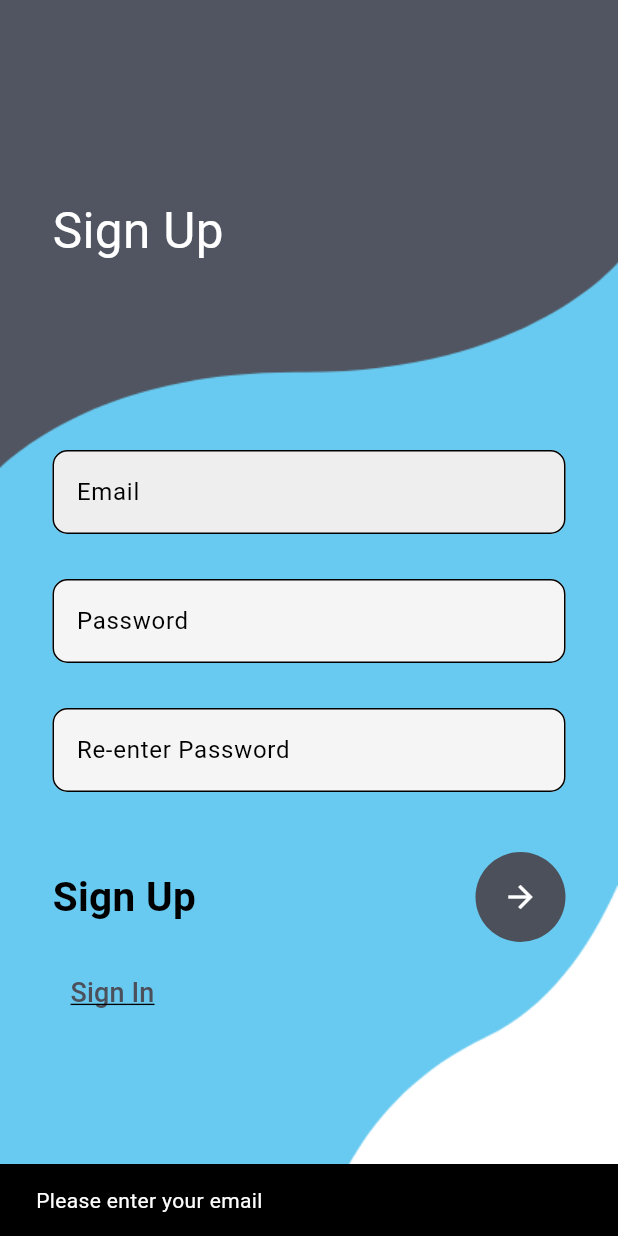
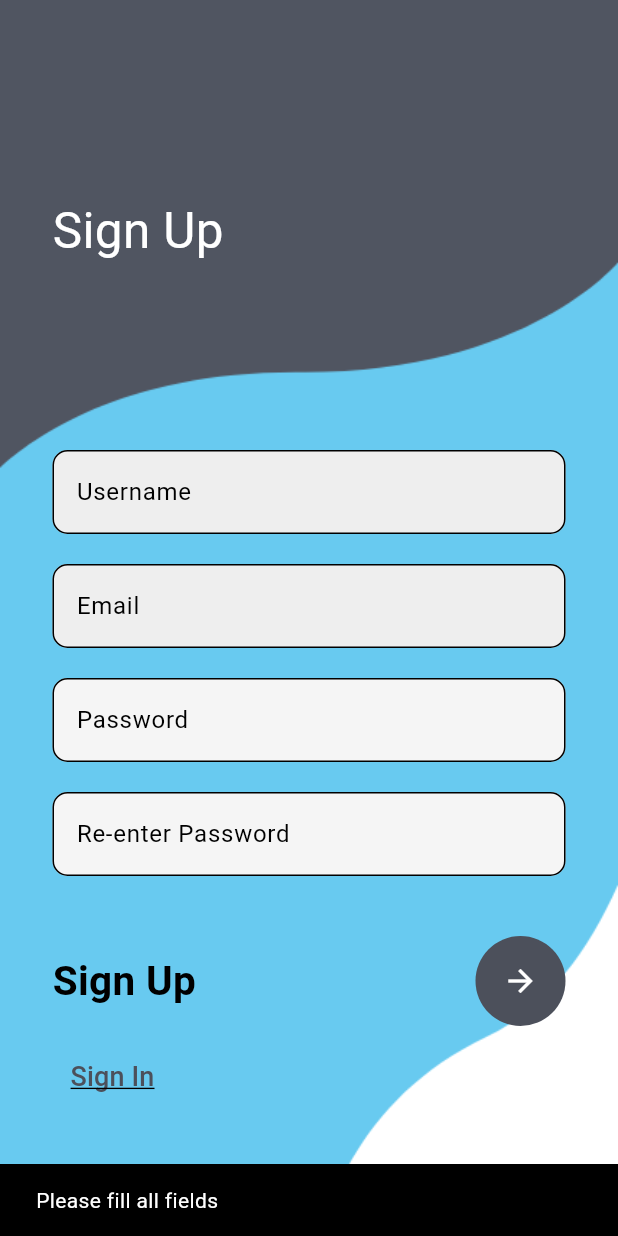
Before and after one commit to UtkristaPokharel/practice_ecommerce_app, a Flutter app: the Mysignup screen opened by its route, after a tap on the "arrow forward" icon, on a phone screen of 412 x 824 dp. Run offline on Flutter 3.47's test engine with Material 3 defaults, Android fonts, the light colour scheme and no system bars; our stand-ins replace curved_navigation_bar, image_picker.

Commit message:
added signup button

```diff
--- a/lib/signup.dart
+++ b/lib/signup.dart
@@ -1,5 +1,6 @@
+import 'package:flutter/material.dart';
 import 'package:http/http.dart' as http;
-import 'package:flutter/material.dart';
+import 'dart:convert';
 
 class Mysignup extends StatefulWidget {
   const Mysignup({super.key});
@@ -10,13 +11,83 @@ class Mysignup extends StatefulWidget {
 
 class _MysignupState extends State<Mysignup> {
   final _formKey = GlobalKey<FormState>();
-
+  final TextEditingController _usernameController = TextEditingController();
   final TextEditingController _emailcontroller = TextEditingController();
   final TextEditingController _passwordController = TextEditingController();
-  final TextEditingController _reenterPasswordController = TextEditingController();
+  final TextEditingController _reenterPasswordController =
+      TextEditingController();
+
+  bool _isLoading = false;
+
+  Future<void> _signupUser() async {
+    final username = _usernameController.text.trim();
+    final email = _emailcontroller.text.trim();
+    final password = _passwordController.text.trim();
+    final confirmPassword = _reenterPasswordController.text.trim();
+
+    if (username.isEmpty || email.isEmpty || password.isEmpty) {
+      ScaffoldMessenger.of(
+        context,
+      ).showSnackBar(const SnackBar(content: Text('Please fill all fields')));
+      return;
+    }
+
+    if (password != confirmPassword) {
+      ScaffoldMessenger.of(
+        context,
+      ).showSnackBar(const SnackBar(content: Text('Passwords do not match')));
+      return;
+    }
+
+    setState(() => _isLoading = true);
+
+    const String url =
+        'https://ecommerce.atithyahms.com/api/v2/ecommerce/customer/register';
+
+    try {
+      final response = await http.post(
+        Uri.parse(url),
+        headers: {
+          'Accept': 'application/json',
+          'Content-Type': 'application/json',
+        },
+        body: jsonEncode({
+          'username': username,
+          'email': email,
+          'password': password,
+          'device_token':
+              'eEcu_X4XMkspr7fsv6IlrL:APA91bFcUP60TtS7Nf-WMBhpxhFbXLuzYvVmo6e7Iczct6oNH3XUFrM1k0J2sr5pkQ-RGbF7Sssf7JWY5CZnEiApFnq5lvj4MajFpKZ7aqr32Jzxn1IR6W_zoJO7-vl-163q3xnEQ9QS',
+        }),
+      );
+
+      final data = jsonDecode(response.body);
+      if ((response.statusCode == 200 || response.statusCode == 203) &&
+          data['status'] == true) {
+        ScaffoldMessenger.of(context).showSnackBar(
+          SnackBar(
+            content: Text(
+              'Signup Successful! Welcome ${data["user"]["name"] ?? ""}',
+            ),
+          ),
+        );
+        Navigator.pushReplacementNamed(context, '/login');
+      } else {
+        ScaffoldMessenger.of(context).showSnackBar(
+          SnackBar(content: Text(data['message'] ?? 'Signup failed')),
+        );
+      }
+    } catch (e) {
+      ScaffoldMessenger.of(
+        context,
+      ).showSnackBar(SnackBar(content: Text('Error: $e')));
+    } finally {
+      setState(() => _isLoading = false);
+    }
+  }
 
   @override
   void dispose() {
+    _usernameController.dispose();
     _emailcontroller.dispose();
     _passwordController.dispose();
     _reenterPasswordController.dispose();
@@ -26,7 +97,7 @@ class _MysignupState extends State<Mysignup> {
   @override
   Widget build(BuildContext context) {
     return Container(
-      decoration: BoxDecoration(
+      decoration: const BoxDecoration(
         image: DecorationImage(
           image: AssetImage('assets/signup.png'),
           fit: BoxFit.cover,
@@ -37,8 +108,8 @@ class _MysignupState extends State<Mysignup> {
         body: Stack(
           children: [
             Container(
-              padding: EdgeInsets.only(left: 35, top: 130),
-              child: Text(
+              padding: const EdgeInsets.only(left: 35, top: 130),
+              child: const Text(
                 'Sign Up',
                 style: TextStyle(color: Colors.white, fontSize: 33),
               ),
@@ -47,13 +118,25 @@ class _MysignupState extends State<Mysignup> {
               child: Center(
                 child: Column(
                   children: [
-                    SizedBox(height: 300),
+                    const SizedBox(height: 300),
                     Form(
                       key: _formKey,
                       child: Container(
-                        margin: EdgeInsets.only(left: 35, right: 35),
+                        margin: const EdgeInsets.symmetric(horizontal: 35),
                         child: Column(
                           children: [
+                            TextFormField(
+                              controller: _usernameController,
+                              decoration: InputDecoration(
+                                fillColor: Colors.grey.shade200,
+                                filled: true,
+                                hintText: 'Username',
+                                border: OutlineInputBorder(
+                                  borderRadius: BorderRadius.circular(10),
+                                ),
+                              ),
+                            ),
+                            const SizedBox(height: 20),
                             TextFormField(
                               controller: _emailcontroller,
                               decoration: InputDecoration(
@@ -65,7 +148,7 @@ class _MysignupState extends State<Mysignup> {
                                 ),
                               ),
                             ),
-                            SizedBox(height: 30),
+                            const SizedBox(height: 20),
                             TextFormField(
                               controller: _passwordController,
                               obscureText: true,
@@ -78,7 +161,7 @@ class _MysignupState extends State<Mysignup> {
                                 ),
                               ),
                             ),
-                            SizedBox(height: 30),
+                            const SizedBox(height: 20),
                             TextFormField(
                               controller: _reenterPasswordController,
                               obscureText: true,
@@ -89,65 +172,44 @@ class _MysignupState extends State<Mysignup> {
                                 border: OutlineInputBorder(
                                   borderRadius: BorderRadius.circular(10),
                                 ),
-
                               ),
                             ),
-                            SizedBox(height: 40),
+                            const SizedBox(height: 40),
                             Row(
                               mainAxisAlignment: MainAxisAlignment.spaceBetween,
                               children: [
-                                Text(
+                                const Text(
                                   'Sign Up',
                                   style: TextStyle(
-                                    color: const Color.fromARGB(255, 0, 0, 0),
+                                    color: Colors.black,
                                     fontSize: 27,
                                     fontWeight: FontWeight.w700,
                                   ),
                                 ),
                                 CircleAvatar(
                                   radius: 30,
-                                  backgroundColor: Color(0xff4c505b),
-                                  child: IconButton(
-                                    color: Colors.white,
-                                    onPressed: () {
-                                      final email = _emailcontroller.text.trim();
-                                      final pass = _passwordController.text;
-                                      final reenter = _reenterPasswordController.text;
-
-                                      String? message;
-                                      if (email.isEmpty) {
-                                        message = 'Please enter your email';
-                                      } else if (pass.isEmpty) {
-                                        message = 'Please enter your password';
-                                      } else if (pass.length < 6) {
-                                        message = 'Password must be at least 6 characters long';
-                                      } else if (pass != reenter) {
-                                        message = 'Passwords do not match';
-                                      }
-
-                                      if (message != null) {
-                                        ScaffoldMessenger.of(context).showSnackBar(
-                                          SnackBar(content: Text(message)),
-                                        );
-                                        return;
-                                      }
-
-                                      Navigator.pushNamed(context, 'home');
-                                    },
-                                    icon: Icon(Icons.arrow_forward),
-                                  ),
+                                  backgroundColor: const Color(0xff4c505b),
+                                  child: _isLoading
+                                      ? const CircularProgressIndicator(
+                                          color: Colors.white,
+                                        )
+                                      : IconButton(
+                                          color: Colors.white,
+                                          onPressed: _signupUser,
+                                          icon: const Icon(Icons.arrow_forward),
+                                        ),
                                 ),
                               ],
                             ),
-                            SizedBox(height: 10),
+                            const SizedBox(height: 10),
                             Row(
                               mainAxisAlignment: MainAxisAlignment.spaceBetween,
                               children: [
                                 TextButton(
                                   onPressed: () {
-                                    Navigator.pushNamed(context, 'login');
+                                    Navigator.pushNamed(context, '/login');
                                   },
-                                  child: Text(
+                                  child: const Text(
                                     'Sign In',
                                     style: TextStyle(
                                       decoration: TextDecoration.underline,
```
